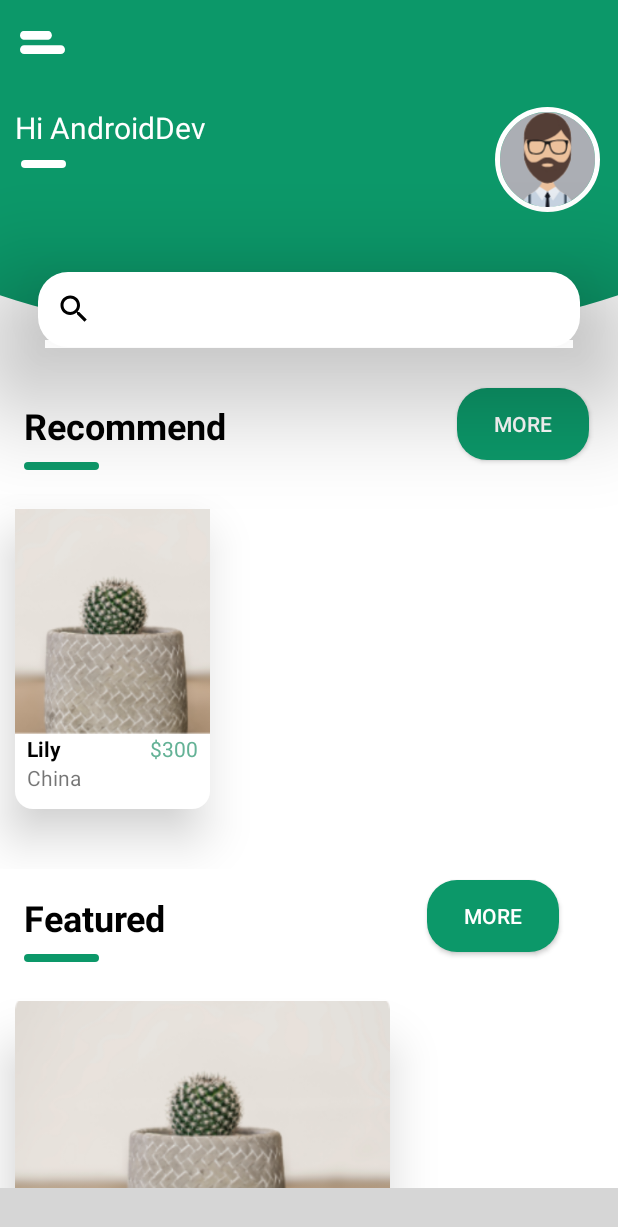
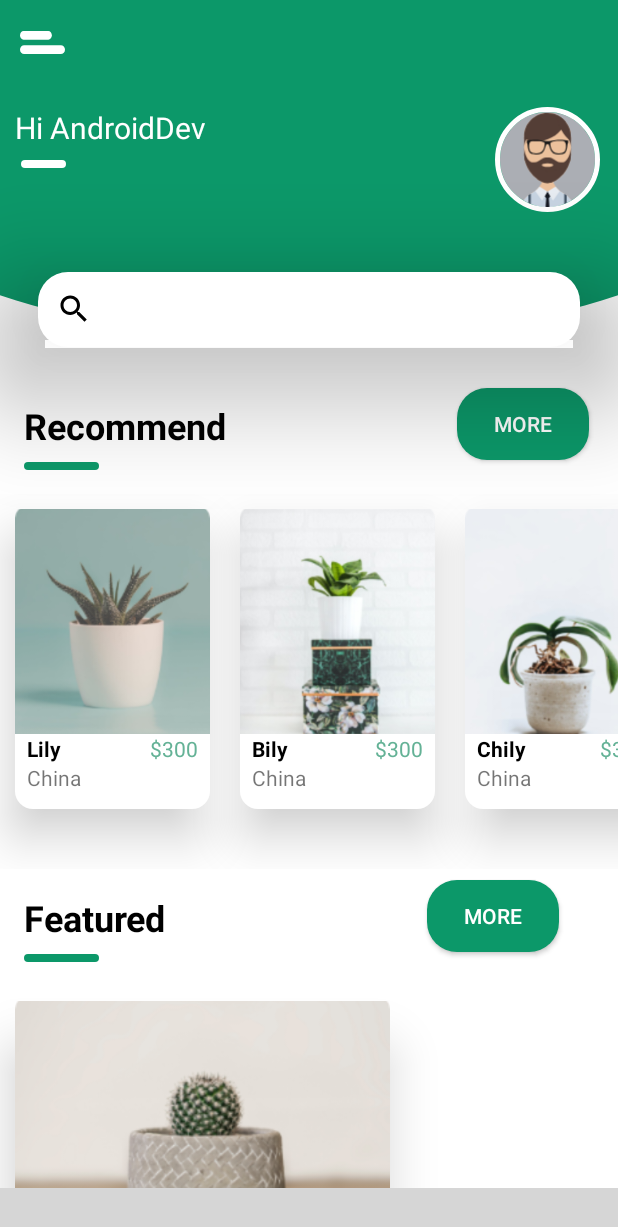
Before and after one commit to ibnul364/Android-UI-Template, an Android app: the screen it shows after launch (MainActivity), on a phone screen of 412 x 824 dp. Shown: the top 1227 px of the screen. Run offline under Robolectric (Android 15) with nearby library versions, the phone set to English and light mode, and no system bars; our stand-ins replace CircleImageView, navigation-ui; libraries missing offline, so code that uses them is left out: nl.joery.animatedbottombar; plain views replace AnimatedBottomBar; 3 statements that could not run were skipped; grey boxes are pictures that could not be loaded.

Commit message:
issue solved

```diff
--- a/PlantAppUi/app/src/main/java/com/example/plantappui/adapter/FeaturedPlantAdapter.java
+++ b/PlantAppUi/app/src/main/java/com/example/plantappui/adapter/FeaturedPlantAdapter.java
@@ -26,7 +26,7 @@ public class FeaturedPlantAdapter extends RecyclerView.Adapter<FeaturedPlantAdap
 
     @NonNull
     @Override
-    public FeaturedPlantAdapter.ViewHolder onCreateViewHolder(@NonNull ViewGroup parent, int viewType) {
+    public ViewHolder onCreateViewHolder(@NonNull ViewGroup parent, int viewType) {
         View view = LayoutInflater.from(context).inflate(R.layout.featured_plant_item,parent,false);
         return new ViewHolder(view);
     }
--- a/PlantAppUi/app/src/main/java/com/example/plantappui/adapter/GroupAdapter.java
+++ b/PlantAppUi/app/src/main/java/com/example/plantappui/adapter/GroupAdapter.java
@@ -34,7 +34,7 @@ public class GroupAdapter extends  RecyclerView.Adapter<GroupAdapter.ViewHolder>
 
     @NonNull
     @Override
-    public GroupAdapter.ViewHolder onCreateViewHolder(@NonNull ViewGroup parent, int viewType) {
+    public ViewHolder onCreateViewHolder(@NonNull ViewGroup parent, int viewType) {
         View view = LayoutInflater.from(context).inflate(R.layout.group_item,parent,false);
         return new ViewHolder(view);
     }
@@ -83,7 +83,7 @@ public class GroupAdapter extends  RecyclerView.Adapter<GroupAdapter.ViewHolder>
 
     private void setRecommendList(RecyclerView recyclerView) {
 
-        RecommendPlantAdapter adapter = new RecommendPlantAdapter (context, featuredList);
+        RecommendPlantAdapter adapter = new RecommendPlantAdapter (context, recommendList);
         recyclerView.setHasFixedSize(true);
         recyclerView.setLayoutManager(new LinearLayoutManager(context,RecyclerView.HORIZONTAL,false));
         recyclerView.setAdapter(adapter);
--- a/PlantAppUi/app/src/main/java/com/example/plantappui/adapter/RecommendPlantAdapter.java
+++ b/PlantAppUi/app/src/main/java/com/example/plantappui/adapter/RecommendPlantAdapter.java
@@ -27,7 +27,7 @@ public class RecommendPlantAdapter extends RecyclerView.Adapter<RecommendPlantAd
 
     @NonNull
     @Override
-    public RecommendPlantAdapter.ViewHolder onCreateViewHolder(@NonNull ViewGroup parent, int viewType) {
+    public ViewHolder onCreateViewHolder(@NonNull ViewGroup parent, int viewType) {
         View view = LayoutInflater.from(context).inflate(R.layout.recommend_item_plant,parent,false);
         return new RecommendPlantAdapter.ViewHolder(view);
     }
--- a/PlantAppUi/app/src/main/java/com/example/plantappui/fragment/HomeFragment.java
+++ b/PlantAppUi/app/src/main/java/com/example/plantappui/fragment/HomeFragment.java
@@ -65,8 +65,8 @@ public class HomeFragment extends Fragment {
         featuredList = new ArrayList<>();
 
         recommendList.add(new Plant("Lily","China","$300",R.drawable.image_1));
-        recommendList.add(new Plant("Lily","China","$300",R.drawable.image_2));
-        recommendList.add(new Plant("Lily","China","$300",R.drawable.image_3));
+        recommendList.add(new Plant("Bily","China","$300",R.drawable.image_2));
+        recommendList.add(new Plant("Chily","China","$300",R.drawable.image_3));
 
         featuredList.add(new Plant("Lily","China","$300",R.drawable.bottom_img_1));
     }
--- a/PlantAppUi/app/src/main/res/layout/group_item.xml
+++ b/PlantAppUi/app/src/main/res/layout/group_item.xml
@@ -59,7 +59,6 @@
         android:layout_height="wrap_content"
         android:layout_marginTop="16dp"
         android:layout_marginBottom="454dp"
-
         app:layout_constraintEnd_toEndOf="parent"
         app:layout_constraintStart_toStartOf="parent"
         app:layout_constraintTop_toBottomOf="@id/view" />
--- a/PlantAppUi/app/src/main/res/layout/recommend_item_plant.xml
+++ b/PlantAppUi/app/src/main/res/layout/recommend_item_plant.xml
@@ -58,7 +58,7 @@
             android:text="country"
             android:layout_marginStart="8dp"
             android:layout_below="@id/recommend_item_plant_title"
-            tools:ignore="RtlCompat" />
+            android:layout_marginLeft="8dp" />
 
 
 
```
